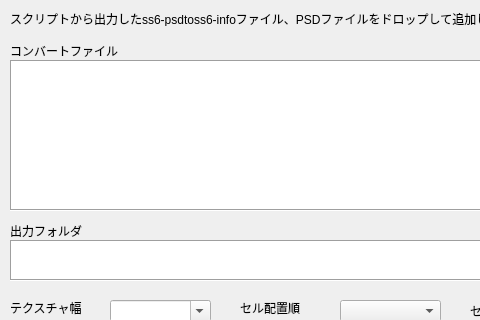
This is gui/mainwindow.ui in SpriteStudio/PSDtoSS6 as Qt 5 draws it before an edit; both pictures show x 0 to 480 and y 0 to 320 of the 688 by 661 pixel window. The edited form follows.
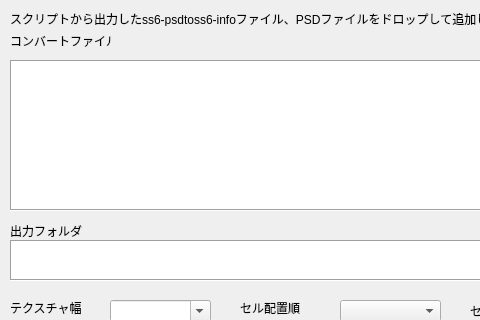
This is the edited form.

Commit message:
pngのtxtチャンクを無制限にした
pngのtxtチャンクを無制限にした

```diff
--- a/gui/mainwindow.ui
+++ b/gui/mainwindow.ui
@@ -195,10 +195,15 @@
      <rect>
       <x>10</x>
       <y>30</y>
-      <width>121</width>
-      <height>41</height>
+      <width>101</width>
+      <height>21</height>
      </rect>
     </property>
+    <property name="font">
+     <font>
+      <pointsize>9</pointsize>
+     </font>
+    </property>
     <property name="text">
      <string>コンバートファイル</string>
     </property>
```
Left out of the diff: 8 changed lines with no effect on the pictures. The commit also changes 1 other file.
